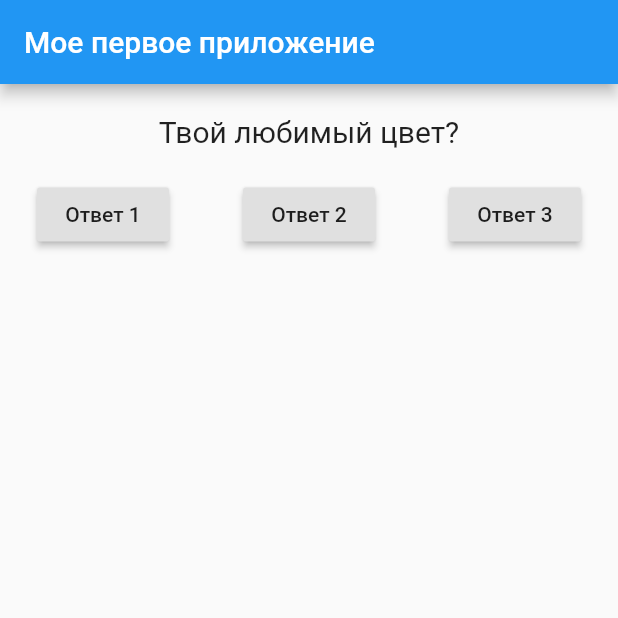
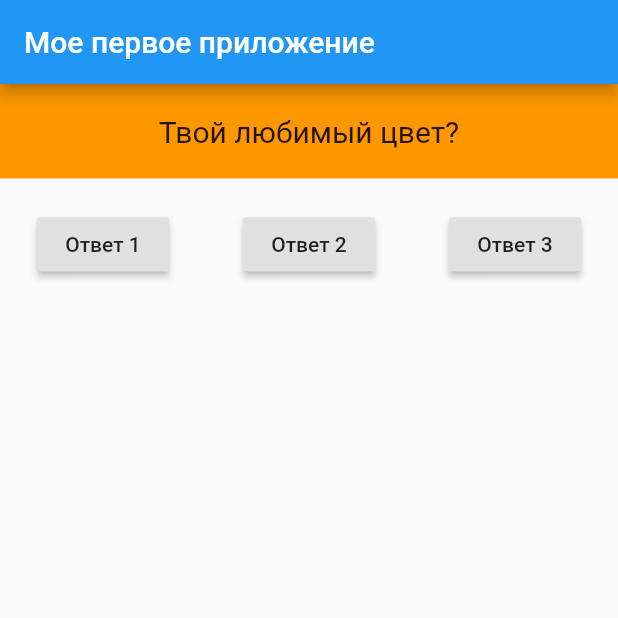
Before and after one commit to Russkazkin/flutter-app, a Flutter app: the screen it shows after launch, on a phone screen of 412 x 824 dp, the top half of it. Run offline on Flutter 3.47's test engine with Material 2 defaults, Android fonts, the phone set to English and light mode, and no system bars; missing offline and left inert: lipsum.

Commit message:
Add some question styling

```diff
--- a/lib/question.dart
+++ b/lib/question.dart
@@ -8,10 +8,14 @@ class Question extends StatelessWidget {
   @override
   Widget build(BuildContext context) {
     return Container(
+      width: double.infinity,
       padding: EdgeInsets.all(20.0),
+      margin: EdgeInsets.only(bottom: 20.0),
+      decoration: new BoxDecoration(color: Colors.orange),
       child: Text(
         _questionText,
         style: TextStyle(fontSize: 20.0),
+        textAlign: TextAlign.center,
       ),
     );
   }
```
